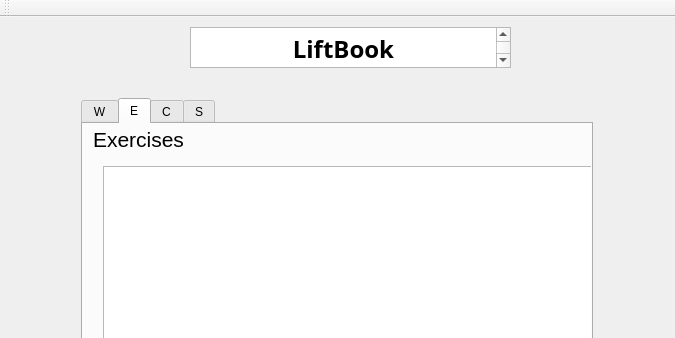
Above: 340Project/mainwindow.ui from keiththomas1/Uplift before the change; both pictures show x 0 to 675 and y 0 to 338 of the 675 by 592 pixel window. Below: the same form after it.
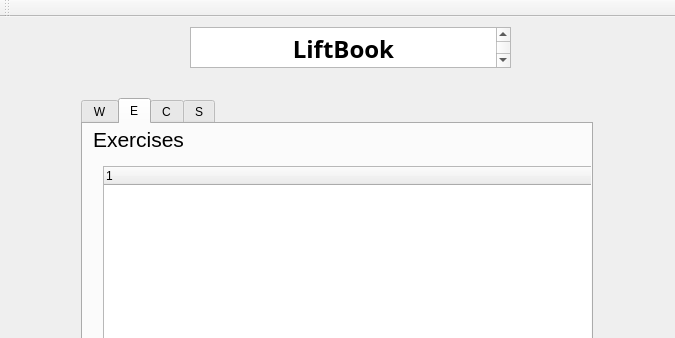
That is the form after the change.

Commit message: still waiting for an exercise class

Patch:
```diff
--- a/340Project/mainwindow.ui
+++ b/340Project/mainwindow.ui
@@ -126,7 +126,13 @@
          </property>
          <layout class="QVBoxLayout" name="verticalLayout">
           <item>
-           <widget class="QListWidget" name="ExerciseList"/>
+           <widget class="QTreeWidget" name="ExerciseListTree">
+            <column>
+             <property name="text">
+              <string notr="true">1</string>
+             </property>
+            </column>
+           </widget>
           </item>
           <item>
            <widget class="QPushButton" name="addExercise">
```
The commit also changes 6 other files.
